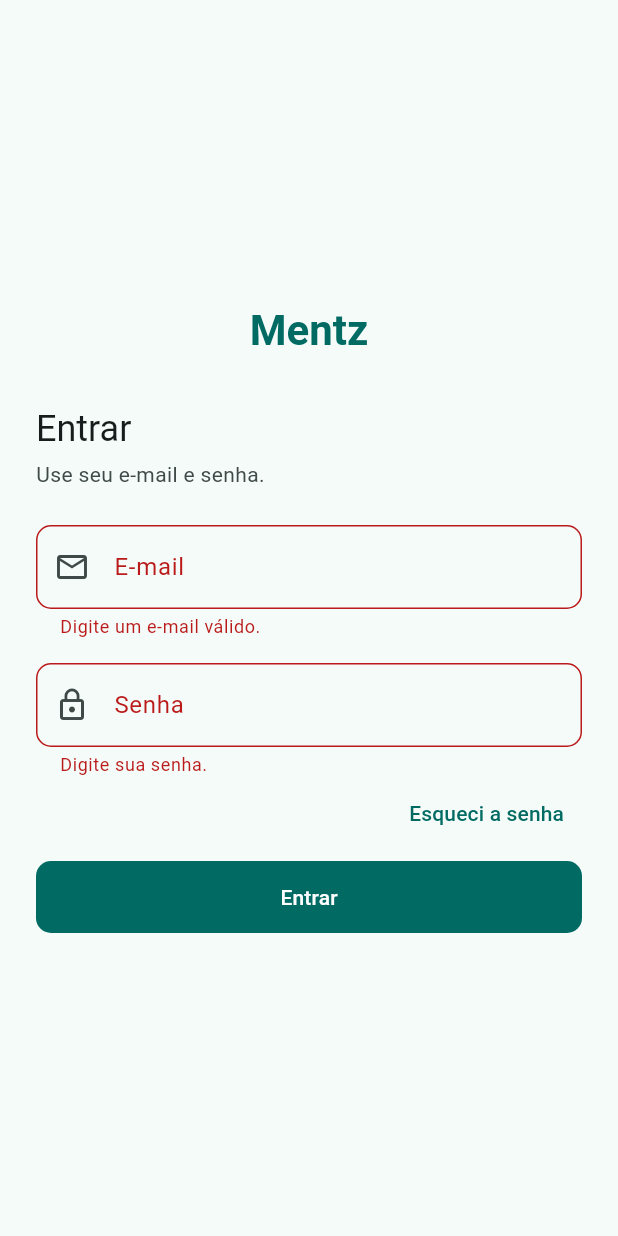
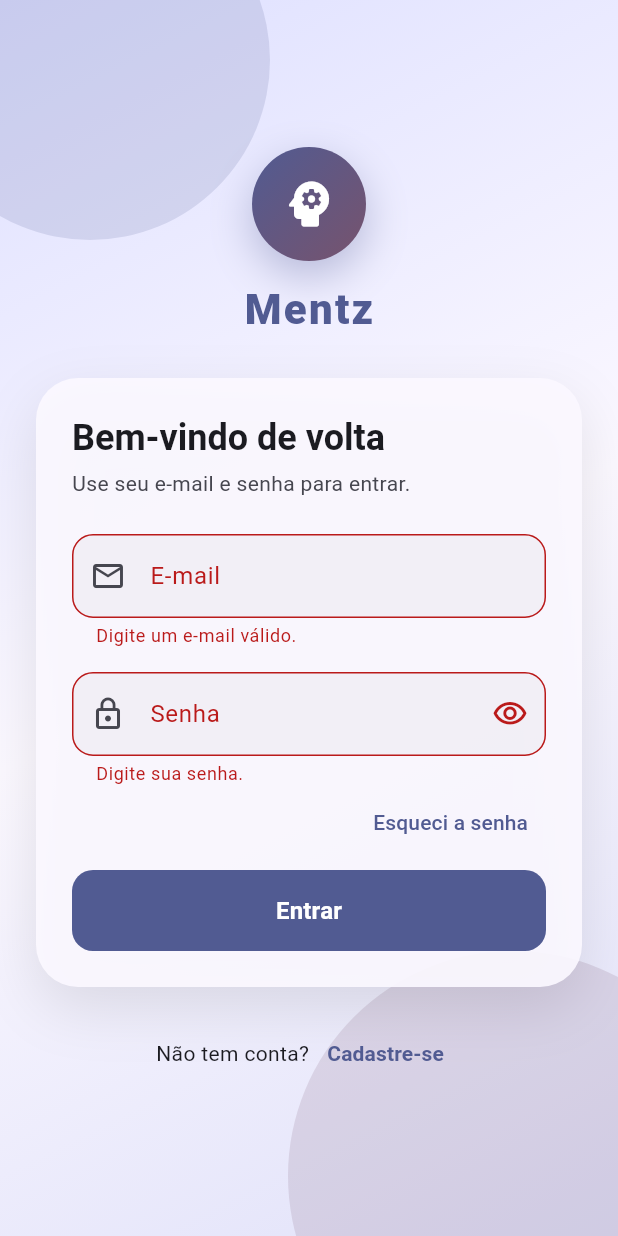
Before and after one commit to severo-bernardo04/mentz, a Flutter app: the screen it shows after launch, after a tap on "Entrar", on a phone screen of 412 x 824 dp. Run offline on Flutter 3.47's test engine with Material 3 defaults, Android fonts, the phone set to English and light mode, and no system bars.

Commit message:
feat : edit login layout and adding auth_widgets to more styles components on login

```diff
--- a/lib/main.dart
+++ b/lib/main.dart
@@ -1,9 +1,7 @@
 import 'package:flutter/material.dart';
 import 'screens/loginpage.dart';
 
-void main() {
-  runApp(const MyApp());
-}
+void main() => runApp(const MyApp());
 
 class MyApp extends StatelessWidget {
   const MyApp({super.key});
@@ -11,32 +9,11 @@ class MyApp extends StatelessWidget {
   @override
   Widget build(BuildContext context) {
     return MaterialApp(
-      title: 'Mentz',
       debugShowCheckedModeBanner: false,
-
       theme: ThemeData(
         useMaterial3: true,
-
-        colorScheme: ColorScheme.fromSeed(
-          seedColor: const Color(0xFF0F766E),
-        ),
-
-        inputDecorationTheme: InputDecorationTheme(
-          border: OutlineInputBorder(
-            borderRadius: BorderRadius.circular(10),
-          ),
-        ),
-
-        filledButtonTheme: FilledButtonThemeData(
-          style: FilledButton.styleFrom(
-            minimumSize: const Size(0, 48),
-            shape: RoundedRectangleBorder(
-              borderRadius: BorderRadius.circular(10),
-            ),
-          ),
-        ),
+        colorScheme: ColorScheme.fromSeed(seedColor: Colors.indigo),
       ),
-
       home: const Loginpage(),
     );
   }
--- /dev/null
+++ b/lib/screens/auth_widgets.dart
@@ -0,0 +1,300 @@
+import 'package:flutter/material.dart';
+
+/// Fundo com gradiente suave e círculos decorativos.
+class AuthBackground extends StatelessWidget {
+  final Widget child;
+
+  const AuthBackground({super.key, required this.child});
+
+  @override
+  Widget build(BuildContext context) {
+    final cs = Theme.of(context).colorScheme;
+
+    return Container(
+      width: double.infinity,
+      height: double.infinity,
+      decoration: BoxDecoration(
+        gradient: LinearGradient(
+          begin: Alignment.topLeft,
+          end: Alignment.bottomRight,
+          colors: [
+            cs.primaryContainer,
+            cs.surface,
+            cs.secondaryContainer,
+          ],
+        ),
+      ),
+      child: Stack(
+        children: [
+          Positioned(
+            top: -80,
+            left: -60,
+            child: _Blob(size: 240, color: cs.primary.withAlpha(40)),
+          ),
+          Positioned(
+            bottom: -110,
+            right: -80,
+            child: _Blob(size: 300, color: cs.tertiary.withAlpha(40)),
+          ),
+          child,
+        ],
+      ),
+    );
+  }
+}
+
+class _Blob extends StatelessWidget {
+  final double size;
+  final Color color;
+
+  const _Blob({required this.size, required this.color});
+
+  @override
+  Widget build(BuildContext context) {
+    return Container(
+      width: size,
+      height: size,
+      decoration: BoxDecoration(shape: BoxShape.circle, color: color),
+    );
+  }
+}
+
+/// Logo com Hero (anima na troca entre login e registro).
+class AuthLogo extends StatelessWidget {
+  const AuthLogo({super.key});
+
+  @override
+  Widget build(BuildContext context) {
+    final cs = Theme.of(context).colorScheme;
+    final theme = Theme.of(context);
+
+    return Column(
+      children: [
+        Hero(
+          tag: 'auth-logo',
+          child: Container(
+            width: 76,
+            height: 76,
+            decoration: BoxDecoration(
+              shape: BoxShape.circle,
+              gradient: LinearGradient(
+                begin: Alignment.topLeft,
+                end: Alignment.bottomRight,
+                colors: [cs.primary, cs.tertiary],
+              ),
+              boxShadow: [
+                BoxShadow(
+                  color: cs.primary.withAlpha(90),
+                  blurRadius: 24,
+                  offset: const Offset(0, 10),
+                ),
+              ],
+            ),
+            child: Icon(
+              Icons.psychology_rounded,
+              size: 40,
+              color: cs.onPrimary,
+            ),
+          ),
+        ),
+        const SizedBox(height: 14),
+        Text(
+          'Mentz',
+          style: theme.textTheme.headlineMedium?.copyWith(
+            color: cs.primary,
+            fontWeight: FontWeight.w800,
+            letterSpacing: 1.5,
+          ),
+        ),
+      ],
+    );
+  }
+}
+
+/// Cartão com sombra que envolve o formulário.
+class AuthCard extends StatelessWidget {
+  final Widget child;
+
+  const AuthCard({super.key, required this.child});
+
+  @override
+  Widget build(BuildContext context) {
+    final cs = Theme.of(context).colorScheme;
+
+    return Container(
+      padding: const EdgeInsets.all(24),
+      decoration: BoxDecoration(
+        color: cs.surface.withAlpha(235),
+        borderRadius: BorderRadius.circular(28),
+        boxShadow: [
+          BoxShadow(
+            color: Colors.black.withAlpha(25),
+            blurRadius: 32,
+            offset: const Offset(0, 14),
+          ),
+        ],
+      ),
+      child: child,
+    );
+  }
+}
+
+/// Entrada com fade + deslize para cima, com atraso opcional (efeito cascata).
+class FadeSlideIn extends StatefulWidget {
+  final Widget child;
+  final Duration delay;
+
+  const FadeSlideIn({
+    super.key,
+    required this.child,
+    this.delay = Duration.zero,
+  });
+
+  @override
+  State<FadeSlideIn> createState() => _FadeSlideInState();
+}
+
+class _FadeSlideInState extends State<FadeSlideIn>
+    with SingleTickerProviderStateMixin {
+  late final AnimationController _ctrl = AnimationController(
+    vsync: this,
+    duration: const Duration(milliseconds: 600),
+  );
+
+  late final Animation<double> _fade = CurvedAnimation(
+    parent: _ctrl,
+    curve: Curves.easeOut,
+  );
+
+  late final Animation<Offset> _slide = Tween<Offset>(
+    begin: const Offset(0, 0.15),
+    end: Offset.zero,
+  ).animate(CurvedAnimation(parent: _ctrl, curve: Curves.easeOutCubic));
+
+  @override
+  void initState() {
+    super.initState();
+    Future.delayed(widget.delay, () {
+      if (mounted) _ctrl.forward();
+    });
+  }
+
+  @override
+  void dispose() {
+    _ctrl.dispose();
+    super.dispose();
+  }
+
+  @override
+  Widget build(BuildContext context) {
+    return FadeTransition(
+      opacity: _fade,
+      child: SlideTransition(position: _slide, child: widget.child),
+    );
+  }
+}
+
+/// Estilo padrão dos campos de texto.
+InputDecoration authInputDecoration(
+  BuildContext context, {
+  required String label,
+  required IconData icon,
+  Widget? suffix,
+}) {
+  final cs = Theme.of(context).colorScheme;
+
+  OutlineInputBorder border(Color color, [double width = 1]) {
+    return OutlineInputBorder(
+      borderRadius: BorderRadius.circular(14),
+      borderSide: BorderSide(color: color, width: width),
+    );
+  }
+
+  return InputDecoration(
+    labelText: label,
+    prefixIcon: Icon(icon),
+    suffixIcon: suffix,
+    filled: true,
+    fillColor: cs.surfaceContainerHighest.withAlpha(90),
+    border: border(Colors.transparent),
+    enabledBorder: border(Colors.transparent),
+    focusedBorder: border(cs.primary, 2),
+    errorBorder: border(cs.error),
+    focusedErrorBorder: border(cs.error, 2),
+  );
+}
+
+/// Botão principal com troca animada entre texto e loading.
+class AuthButton extends StatelessWidget {
+  final String label;
+  final bool loading;
+  final VoidCallback onPressed;
+
+  const AuthButton({
+    super.key,
+    required this.label,
+    required this.loading,
+    required this.onPressed,
+  });
+
+  @override
+  Widget build(BuildContext context) {
+    return FilledButton(
+      onPressed: loading ? null : onPressed,
+      style: FilledButton.styleFrom(
+        minimumSize: const Size.fromHeight(54),
+        shape: RoundedRectangleBorder(
+          borderRadius: BorderRadius.circular(14),
+        ),
+      ),
+      child: AnimatedSwitcher(
+        duration: const Duration(milliseconds: 250),
+        transitionBuilder: (child, anim) => FadeTransition(
+          opacity: anim,
+          child: ScaleTransition(scale: anim, child: child),
+        ),
+        child: loading
+            ? const SizedBox(
+                key: ValueKey('loading'),
+                height: 22,
+                width: 22,
+                child: CircularProgressIndicator(strokeWidth: 2.5),
+              )
+            : Text(
+                label,
+                key: const ValueKey('label'),
+                style: const TextStyle(
+                  fontSize: 16,
+                  fontWeight: FontWeight.w600,
+                ),
+              ),
+      ),
+    );
+  }
+}
+
+/// Transição de tela com fade + leve deslize.
+Route<T> fadeSlideRoute<T>(Widget page) {
+  return PageRouteBuilder<T>(
+    transitionDuration: const Duration(milliseconds: 450),
+    reverseTransitionDuration: const Duration(milliseconds: 350),
+    pageBuilder: (context, animation, secondaryAnimation) => page,
+    transitionsBuilder: (context, animation, secondaryAnimation, child) {
+      final curved = CurvedAnimation(
+        parent: animation,
+        curve: Curves.easeOutCubic,
+      );
+
+      return FadeTransition(
+        opacity: curved,
+        child: SlideTransition(
+          position: Tween<Offset>(
+            begin: const Offset(0.08, 0),
+            end: Offset.zero,
+          ).animate(curved),
+          child: child,
+        ),
+      );
+    },
+  );
+}
--- a/lib/screens/loginpage.dart
+++ b/lib/screens/loginpage.dart
@@ -1,4 +1,8 @@
 import 'package:flutter/material.dart';
+
+import 'auth_widgets.dart';
+import 'registerpage.dart';
+import 'homepage.dart';
 
 class Loginpage extends StatefulWidget {
   const Loginpage({super.key});
@@ -14,6 +18,7 @@ class _LoginpageState extends State<Loginpage> {
   final _passCtrl = TextEditingController();
 
   bool _loading = false;
+  bool _obscure = true;
 
   @override
   void dispose() {
@@ -27,144 +32,160 @@ class _LoginpageState extends State<Loginpage> {
         !RegExp(r'^[^\s@]+@[^\s@]+\.[^\s@]+$').hasMatch(v.trim())) {
       return 'Digite um e-mail válido.';
     }
-
     return null;
   }
 
   Future<void> _submit() async {
-    if (!_formKey.currentState!.validate()) {
-      return;
-    }
+    if (!_formKey.currentState!.validate()) return;
 
-    setState(() {
-      _loading = true;
-    });
+    setState(() => _loading = true);
 
-    await Future.delayed(
-      const Duration(seconds: 1),
-    );
+    // TODO: trocar pela autenticação real (ex: Firebase Auth)
+    await Future.delayed(const Duration(seconds: 1));
 
-    if (!mounted) {
-      return;
-    }
+    if (!mounted) return;
 
-    setState(() {
-      _loading = false;
-    });
+    setState(() => _loading = false);
 
-    ScaffoldMessenger.of(context).showSnackBar(
-      const SnackBar(
-        content: Text('Login válido'),
-      ),
+    Navigator.of(context).pushReplacement(
+      fadeSlideRoute(Homepage(userEmail: _emailCtrl.text.trim())),
     );
   }
 
   @override
   Widget build(BuildContext context) {
     final theme = Theme.of(context);
+    final cs = theme.colorScheme;
 
     return Scaffold(
-      body: SafeArea(
+      body: AuthBackground(
+        child: SafeArea(
           child: Center(
             child: SingleChildScrollView(
               padding: const EdgeInsets.all(24),
               child: ConstrainedBox(
-              constraints: const BoxConstraints(
-                maxWidth: 400,
-              ),
+                constraints: const BoxConstraints(maxWidth: 420),
+                child: Column(
+                  mainAxisSize: MainAxisSize.min,
+                  children: [
+                    const FadeSlideIn(child: AuthLogo()),
+                    const SizedBox(height: 28),
+                    FadeSlideIn(
+                      delay: const Duration(milliseconds: 150),
+                      child: AuthCard(
                         child: Form(
                           key: _formKey,
                           child: Column(
                             crossAxisAlignment: CrossAxisAlignment.stretch,
                             children: [
                               Text(
-                      'Mentz',
-                      textAlign: TextAlign.center,
-                      style: theme.textTheme.headlineMedium?.copyWith(
-                        color: theme.colorScheme.primary,
-                        fontWeight: FontWeight.bold,
+                                'Bem-vindo de volta',
+                                style: theme.textTheme.headlineSmall?.copyWith(
+                                  fontWeight: FontWeight.w700,
                                 ),
                               ),
-
-                    const SizedBox(height: 32),
-
+                              const SizedBox(height: 4),
                               Text(
-                      'Entrar',
-                      style: theme.textTheme.headlineSmall,
-                    ),
-
-                    const SizedBox(height: 4),
-
-                    Text(
-                      'Use seu e-mail e senha.',
+                                'Use seu e-mail e senha para entrar.',
                                 style: theme.textTheme.bodyMedium?.copyWith(
-                        color: theme.colorScheme.onSurfaceVariant,
+                                  color: cs.onSurfaceVariant,
                                 ),
                               ),
-
                               const SizedBox(height: 24),
-
-                    TextFormField(
+                              FadeSlideIn(
+                                delay: const Duration(milliseconds: 300),
+                                child: TextFormField(
                                   controller: _emailCtrl,
                                   keyboardType: TextInputType.emailAddress,
                                   textInputAction: TextInputAction.next,
-                      autofillHints: const [
-                        AutofillHints.email,
-                      ],
+                                  autofillHints: const [AutofillHints.email],
                                   validator: _validateEmail,
-                      decoration: const InputDecoration(
-                        labelText: 'E-mail',
-                        prefixIcon: Icon(
-                          Icons.mail_outline,
+                                  decoration: authInputDecoration(
+                                    context,
+                                    label: 'E-mail',
+                                    icon: Icons.mail_outline,
                                   ),
                                 ),
                               ),
-
                               const SizedBox(height: 16),
-
-                    TextFormField(
+                              FadeSlideIn(
+                                delay: const Duration(milliseconds: 400),
+                                child: TextFormField(
                                   controller: _passCtrl,
-                      obscureText: true,
+                                  obscureText: _obscure,
                                   textInputAction: TextInputAction.done,
+                                  onFieldSubmitted: (_) => _submit(),
                                   validator: (v) {
                                     if (v == null || v.isEmpty) {
                                       return 'Digite sua senha.';
                                     }
-
                                     return null;
                                   },
-                      decoration: const InputDecoration(
-                        labelText: 'Senha',
-                        prefixIcon: Icon(
-                          Icons.lock_outline,
+                                  decoration: authInputDecoration(
+                                    context,
+                                    label: 'Senha',
+                                    icon: Icons.lock_outline,
+                                    suffix: IconButton(
+                                      onPressed: () =>
+                                          setState(() => _obscure = !_obscure),
+                                      icon: AnimatedSwitcher(
+                                        duration:
+                                            const Duration(milliseconds: 200),
+                                        child: Icon(
+                                          _obscure
+                                              ? Icons.visibility_outlined
+                                              : Icons.visibility_off_outlined,
+                                          key: ValueKey(_obscure),
                                         ),
                                       ),
                                     ),
-
+                                  ),
+                                ),
+                              ),
                               Align(
                                 alignment: Alignment.centerRight,
                                 child: TextButton(
                                   onPressed: () {},
-                        child: const Text(
-                          'Esqueci a senha',
+                                  child: const Text('Esqueci a senha'),
+                                ),
+                              ),
+                              const SizedBox(height: 8),
+                              FadeSlideIn(
+                                delay: const Duration(milliseconds: 500),
+                                child: AuthButton(
+                                  label: 'Entrar',
+                                  loading: _loading,
+                                  onPressed: _submit,
+                                ),
+                              ),
+                            ],
                           ),
                         ),
                       ),
-
-                    const SizedBox(height: 8),
-
-                    FilledButton(
-                      onPressed: _loading ? null : _submit,
-                      child: _loading
-                          ? const SizedBox(
-                              height: 20,
-                              width: 20,
-                              child: CircularProgressIndicator(
-                                strokeWidth: 2,
                     ),
-                            )
-                          : const Text(
-                              'Entrar',
+                    const SizedBox(height: 20),
+                    FadeSlideIn(
+                      delay: const Duration(milliseconds: 600),
+                      child: Row(
+                        mainAxisAlignment: MainAxisAlignment.center,
+                        children: [
+                          Text(
+                            'Não tem conta?',
+                            style: theme.textTheme.bodyMedium,
+                          ),
+                          TextButton(
+                            onPressed: () {
+                              Navigator.push(
+                                context,
+                                fadeSlideRoute(const Registerpage()),
+                              );
+                            },
+                            child: const Text(
+                              'Cadastre-se',
+                              style: TextStyle(fontWeight: FontWeight.w700),
+                            ),
+                          ),
+                        ],
                       ),
                     ),
                   ],
```
Lines whose indentation alone changed are shown as unchanged.
